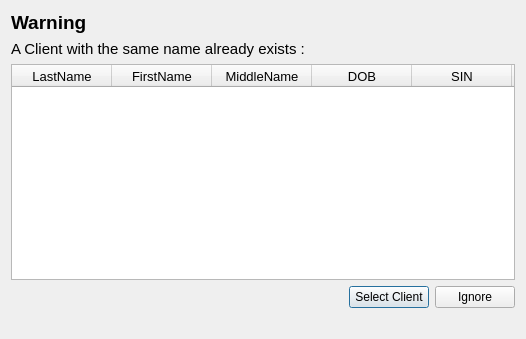
Above: ArcApp/duplicateclients.ui from Arc-Project/Arc before the change. Below: the same form after it.
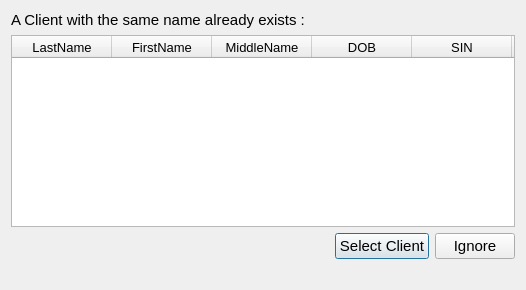
That is the form after the change.

Diff of the .ui file:
```diff
--- a/ArcApp/duplicateclients.ui
+++ b/ArcApp/duplicateclients.ui
@@ -7,40 +7,29 @@
     <x>0</x>
     <y>0</y>
     <width>526</width>
-    <height>339</height>
+    <height>290</height>
    </rect>
   </property>
   <property name="windowTitle">
    <string>Dialog</string>
   </property>
   <layout class="QGridLayout" name="gridLayout">
-   <item row="0" column="0">
-    <widget class="QLabel" name="label">
+   <item row="3" column="1">
+    <widget class="QLabel" name="label_warning_msg">
      <property name="font">
       <font>
-       <pointsize>14</pointsize>
-       <weight>75</weight>
-       <bold>true</bold>
+       <pointsize>9</pointsize>
       </font>
      </property>
-     <property name="text">
-      <string>Warning</string>
+     <property name="styleSheet">
+      <string notr="true">color: rgb(255, 0, 0);</string>
      </property>
-    </widget>
-   </item>
-   <item row="1" column="0">
-    <widget class="QLabel" name="label_2">
-     <property name="font">
-      <font>
-       <pointsize>11</pointsize>
-      </font>
-     </property>
      <property name="text">
-      <string>A Client with the same name already exists :</string>
+      <string/>
      </property>
     </widget>
    </item>
-   <item row="2" column="0">
+   <item row="1" column="0" colspan="2">
     <widget class="QTableWidget" name="tableWidget_same_name">
      <property name="sizePolicy">
       <sizepolicy hsizetype="Expanding" vsizetype="Expanding">
@@ -167,7 +156,7 @@
      </column>
     </widget>
    </item>
-   <item row="3" column="0">
+   <item row="2" column="0" colspan="2">
     <layout class="QHBoxLayout" name="horizontalLayout">
      <item>
       <spacer name="horizontalSpacer">
@@ -184,6 +173,11 @@
      </item>
      <item>
       <widget class="QPushButton" name="pushButton_cl_warning_Select">
+       <property name="font">
+        <font>
+         <pointsize>11</pointsize>
+        </font>
+       </property>
        <property name="text">
         <string>Select Client</string>
        </property>
@@ -191,6 +185,11 @@
      </item>
      <item>
       <widget class="QPushButton" name="pushButton_cl_warning_ignore">
+       <property name="font">
+        <font>
+         <pointsize>11</pointsize>
+        </font>
+       </property>
        <property name="text">
         <string>Ignore</string>
        </property>
@@ -198,18 +197,18 @@
      </item>
     </layout>
    </item>
-   <item row="4" column="0">
-    <widget class="QLabel" name="label_warning_msg">
+   <item row="0" column="0" colspan="2">
+    <widget class="QLabel" name="label_2">
      <property name="font">
       <font>
-       <pointsize>9</pointsize>
+       <pointsize>11</pointsize>
       </font>
      </property>
-     <property name="styleSheet">
-      <string notr="true">color: rgb(255, 0, 0);</string>
-     </property>
      <property name="text">
-      <string/>
+      <string>A Client with the same name already exists :</string>
+     </property>
+     <property name="margin">
+      <number>3</number>
      </property>
     </widget>
    </item>
```
Left out of the diff: 2 changed lines with no effect on the pictures.
